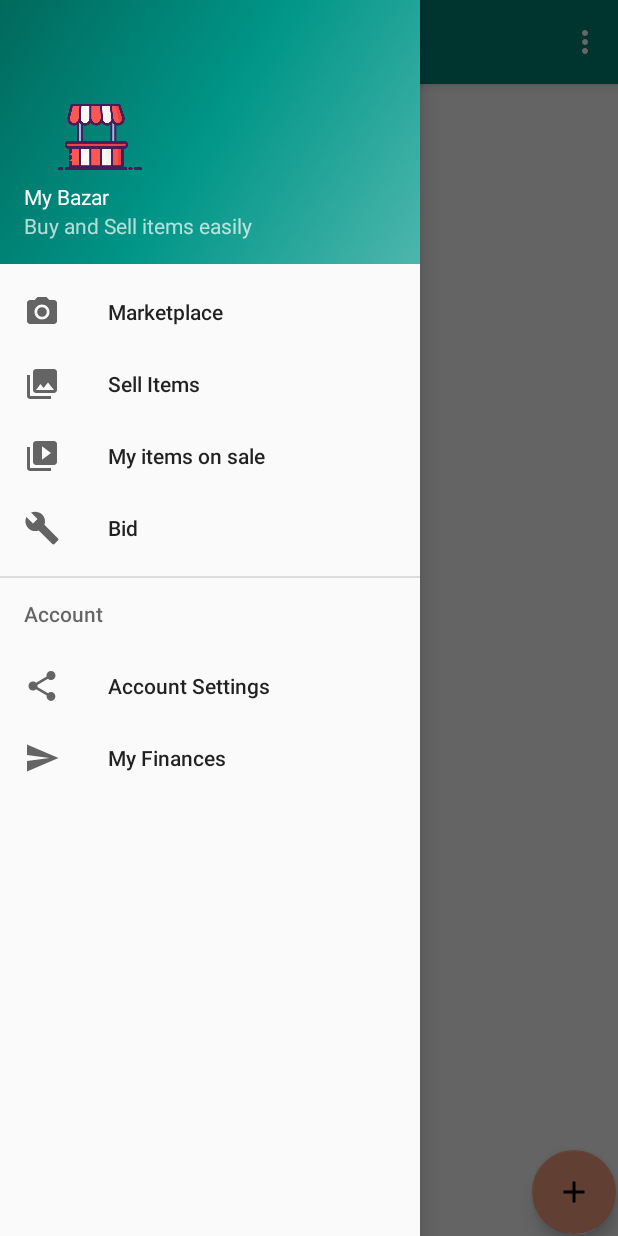
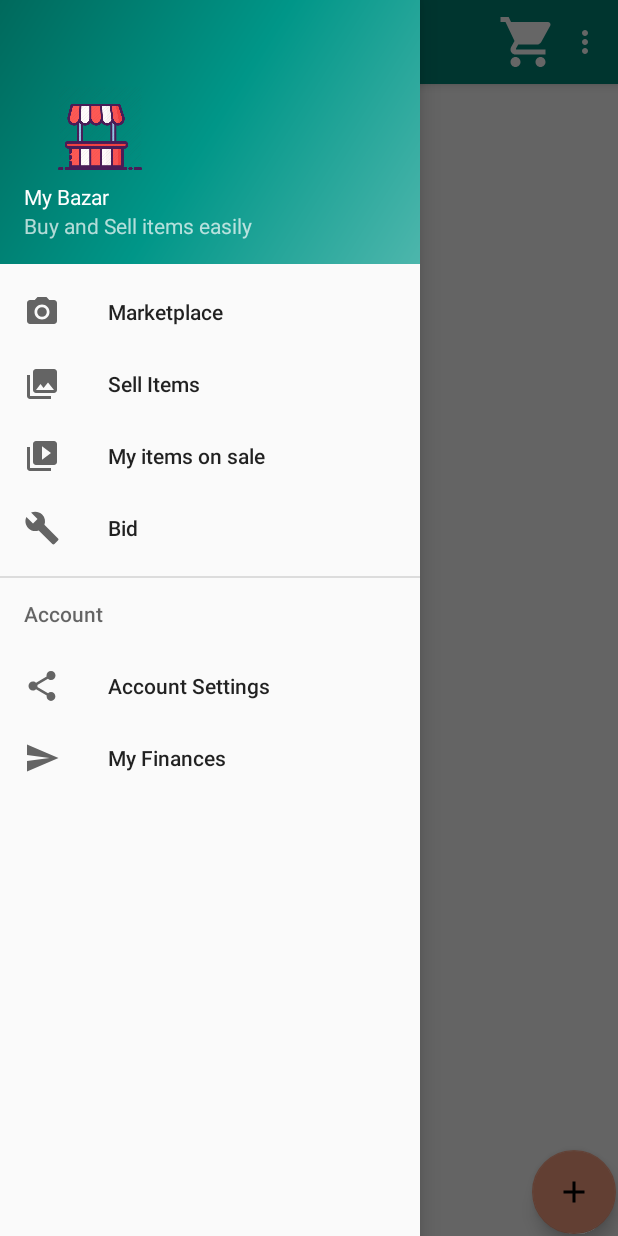
Before and after one commit to paraspathak/Bazar, an Android app: the Slidermenu screen opened directly, with no data from a screen before it, with the side drawer open, on a phone screen of 412 x 824 dp. Run offline under Robolectric (Android 15) with nearby library versions, the phone set to English and light mode, and no system bars; our stand-ins replace Firebase (no records; nobody signed in at launch, a user with empty details on screens opened directly).

Commit message:
Toolbar updated with a button

```diff
--- a/app/src/main/java/com/example/bazar/Buy_Screen.java
+++ b/app/src/main/java/com/example/bazar/Buy_Screen.java
@@ -96,10 +96,12 @@ public class Buy_Screen extends AppCompatActivity {
 
     }
     public void add_to_cart(View view){
+        //Delete the image file
         success_screen.setText("Item successfully added");
     }
 
     public void buy_click(View view){
+        //Delete the image file
         success_screen.setText("Start a new intent of buying item");
     }
     public Bitmap StringToBitMap(String encodedString){
--- a/app/src/main/java/com/example/bazar/Slidermenu.java
+++ b/app/src/main/java/com/example/bazar/Slidermenu.java
@@ -1,16 +1,13 @@
 package com.example.bazar;
 
 import android.content.Intent;
-import android.graphics.Bitmap;
-import android.graphics.BitmapFactory;
+
 import android.os.Bundle;
 import android.support.annotation.NonNull;
 import android.support.design.widget.FloatingActionButton;
 import android.support.design.widget.Snackbar;
 import android.support.v7.widget.LinearLayoutManager;
 import android.support.v7.widget.RecyclerView;
-import android.util.Base64;
-import android.util.LruCache;
 import android.view.View;
 import android.support.design.widget.NavigationView;
 import android.support.v4.view.GravityCompat;
@@ -20,6 +17,7 @@ import android.support.v7.app.AppCompatActivity;
 import android.support.v7.widget.Toolbar;
 import android.view.Menu;
 import android.view.MenuItem;
+import android.widget.Toast;
 
 import com.google.firebase.database.DataSnapshot;
 import com.google.firebase.database.DatabaseError;
@@ -28,19 +26,13 @@ import com.google.firebase.database.FirebaseDatabase;
 import com.google.firebase.database.ValueEventListener;
 
 import java.util.ArrayList;
-import java.util.List;
 import java.util.Map;
 
 public class Slidermenu extends AppCompatActivity
         implements NavigationView.OnNavigationItemSelectedListener {
     private RecyclerView recyclerView;
-    ProductAdapter adapter;
     ArrayList<Product> products_in_sale;
     ArrayList<Product> my_products_in_sale;
-
-
-    //Store the title bar of the view holder to change as needed
-    private Toolbar app_toolbar;
 
     @Override
     protected void onCreate(Bundle savedInstanceState) {
@@ -100,8 +92,6 @@ public class Slidermenu extends AppCompatActivity
         recyclerView.setHasFixedSize(true);
         recyclerView.setLayoutManager(new LinearLayoutManager(this));
 
-        app_toolbar=(Toolbar) findViewById(R.id.toolbar);
-        //recyclerView.setAdapter(new ProductAdapter(this, products_list));
 
         FirebaseDatabase database = FirebaseDatabase.getInstance();
         DatabaseReference products = database.getReference("products");
@@ -110,7 +100,14 @@ public class Slidermenu extends AppCompatActivity
             @Override
             public void onDataChange(@NonNull DataSnapshot dataSnapshot) {
                 Map<String, Object> data = (Map<String, Object>)dataSnapshot.getValue();
-                update_recycler_view(data);
+                if(data!=null){
+                    update_recycler_view(data);
+                }
+                else {
+                    Toast toast = Toast.makeText(getApplicationContext(),"No Items Currently on Sale",Toast.LENGTH_LONG);
+                    toast.show();
+                }
+
             }
 
             @Override
@@ -184,7 +181,13 @@ public class Slidermenu extends AppCompatActivity
                 @Override
                 public void onDataChange(@NonNull DataSnapshot dataSnapshot) {
                     Map<String, Object> data = (Map<String, Object>)dataSnapshot.getValue();
-                    update_my_items(data);
+                    if(data !=null){
+                        update_my_items(data);
+                    }
+                    else {
+                        Toast toast = Toast.makeText(getApplicationContext(),"No Current Items on Sale by You",Toast.LENGTH_LONG);
+                        toast.show();
+                    }
                 }
 
                 @Override
@@ -194,6 +197,8 @@ public class Slidermenu extends AppCompatActivity
             });
 
         } else if (id == R.id.SellItems) {
+            Intent intent = new Intent(getApplicationContext(), AddProductforSale.class);
+            startActivity(intent);
 
         }
 
@@ -226,16 +231,6 @@ public class Slidermenu extends AppCompatActivity
         recyclerView.swapAdapter(new ProductAdapter(this, products_in_sale),true);
 
     }
-    public Bitmap StringToBitMap(String encodedString){
-        try {
-            byte [] encodeByte= Base64.decode(encodedString,Base64.DEFAULT);
-            Bitmap bitmap= BitmapFactory.decodeByteArray(encodeByte, 0, encodeByte.length);
-            return bitmap;
-        } catch(Exception e) {
-            e.getMessage();
-            return null;
-        }
-    }
 
     public void update_my_items(Map<String,Object> data){
         for(Map.Entry<String,Object> entry:data.entrySet()){
--- /dev/null
+++ b/app/src/main/res/drawable/ic_shopping_cart_black_24dp.xml
@@ -0,0 +1,5 @@
+<vector android:height="24dp" android:tint="#FFFFFF"
+    android:viewportHeight="24.0" android:viewportWidth="24.0"
+    android:width="24dp" xmlns:android="http://schemas.android.com/apk/res/android">
+    <path android:fillColor="#FF000000" android:pathData="M7,18c-1.1,0 -1.99,0.9 -1.99,2S5.9,22 7,22s2,-0.9 2,-2 -0.9,-2 -2,-2zM1,2v2h2l3.6,7.59 -1.35,2.45c-0.16,0.28 -0.25,0.61 -0.25,0.96 0,1.1 0.9,2 2,2h12v-2L7.42,15c-0.14,0 -0.25,-0.11 -0.25,-0.25l0.03,-0.12 0.9,-1.63h7.45c0.75,0 1.41,-0.41 1.75,-1.03l3.58,-6.49c0.08,-0.14 0.12,-0.31 0.12,-0.48 0,-0.55 -0.45,-1 -1,-1L5.21,4l-0.94,-2L1,2zM17,18c-1.1,0 -1.99,0.9 -1.99,2s0.89,2 1.99,2 2,-0.9 2,-2 -0.9,-2 -2,-2z"/>
+</vector>
--- a/app/src/main/res/layout/toolbar_with_slidermenu.xml
+++ b/app/src/main/res/layout/toolbar_with_slidermenu.xml
@@ -10,5 +10,11 @@
     android:theme="@style/AppTheme.AppBarOverlay"
     app:title="Bazar"
     >
+    <Button
+        android:layout_width="40dp"
+        android:layout_height="40dp"
+        android:layout_gravity="right"
+        android:background="@drawable/ic_shopping_cart_black_24dp"
+        />
 
 </android.support.v7.widget.Toolbar>
```
